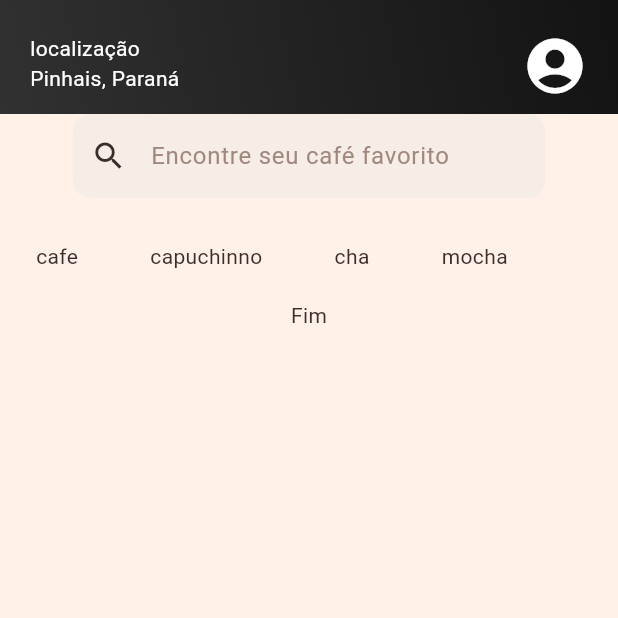
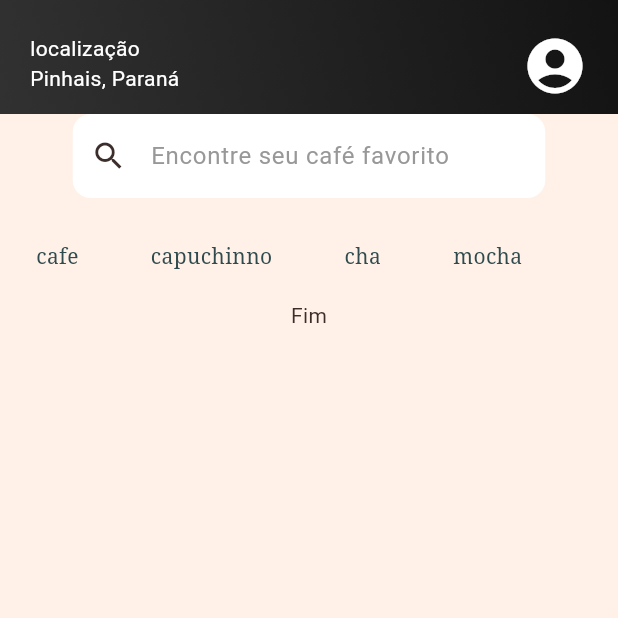
Before and after one commit to andreyrv18/CafePraJa, a Flutter app: the MyHomePage screen opened directly, on a phone screen of 412 x 824 dp, the top half of it. Run offline on Flutter 3.47's test engine with Material 3 defaults, Android fonts, the phone set to English and light mode, and no system bars; Roboto replaces fonts that are missing (Sora).

Commit message:
refactor: ajusta tema do aplicativo com correções na cor de fundo e estilo de texto

```diff
--- a/lib/theme.dart
+++ b/lib/theme.dart
@@ -14,6 +14,7 @@ final ThemeData cafePraJaTheme = ThemeData(
     onSurface: Color(0xFF3B2E2A),
   ),
   textTheme: TextTheme(
+    titleMedium: TextStyle(color: Color(0xff2F4B4E), fontFamily: "Serif"),
     headlineLarge: TextStyle(
       fontSize: 32,
       fontWeight: FontWeight.bold,
@@ -54,12 +55,12 @@ final ThemeData cafePraJaTheme = ThemeData(
   ),
   inputDecorationTheme: InputDecorationTheme(
     filled: true,
-    fillColor: Color(0xFFF5EDE6),
+    fillColor: Colors.white,
     border: OutlineInputBorder(
       borderRadius: BorderRadius.circular(12),
       borderSide: BorderSide.none,
     ),
-    hintStyle: TextStyle(color: Colors.brown.shade300),
+    hintStyle: TextStyle(color: Color(0xff989898)),
   ),
   bottomNavigationBarTheme: BottomNavigationBarThemeData(
     backgroundColor: Color(0xFFFFF1E8),
```
